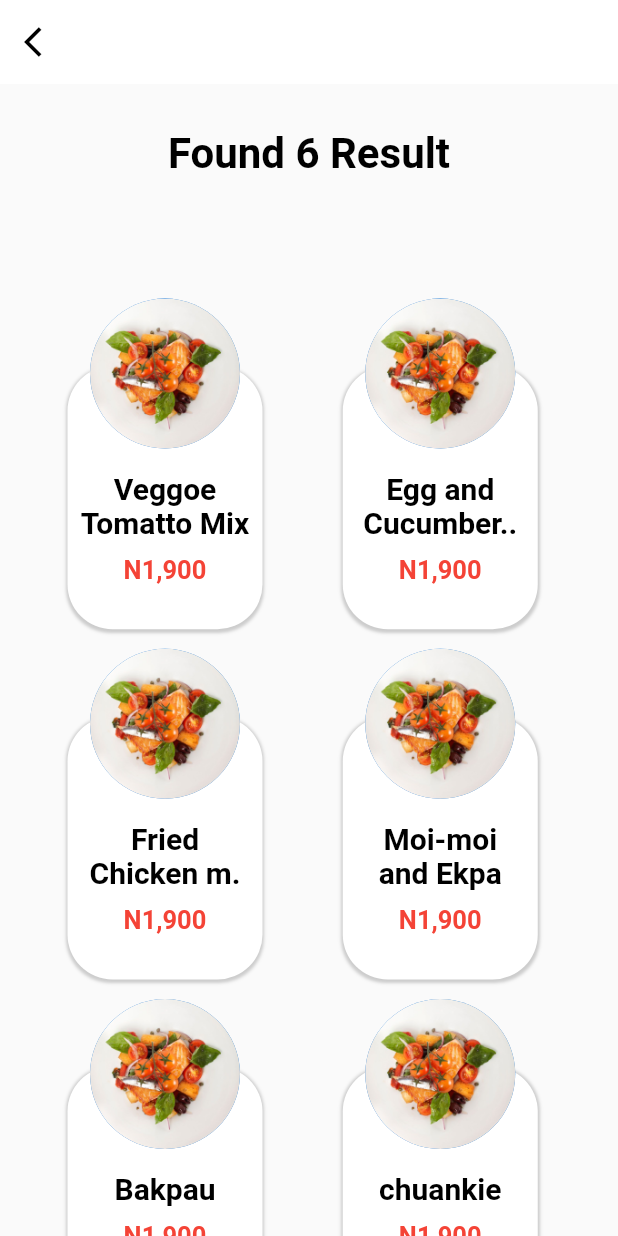
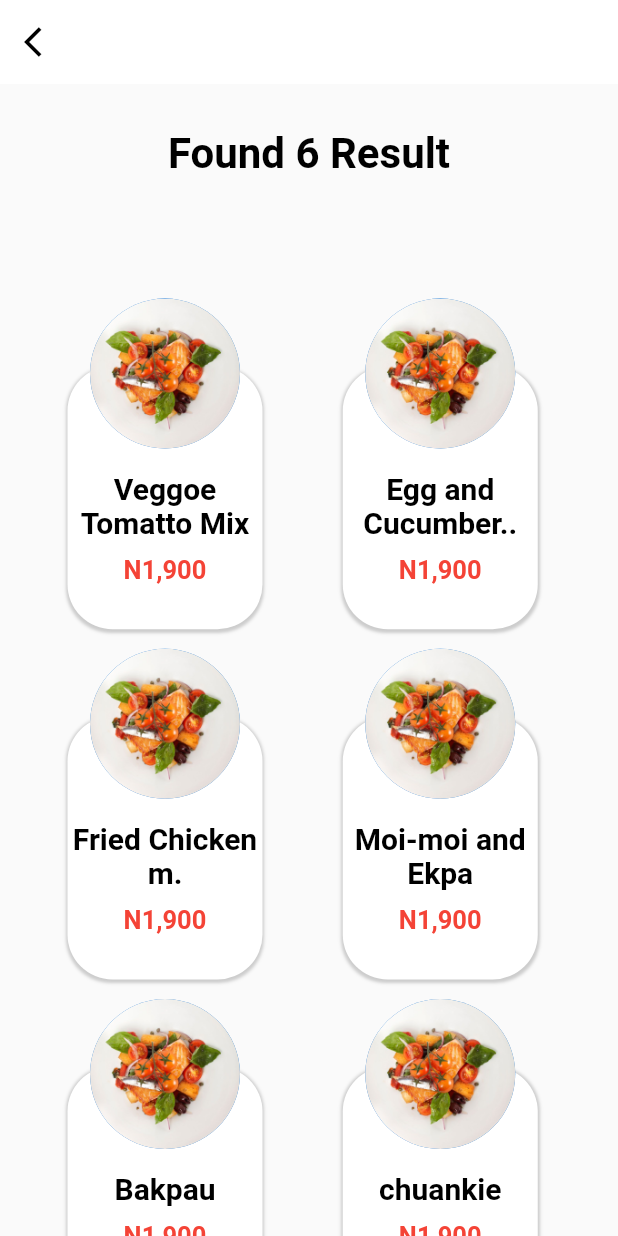
Before and after one commit to alghanykennedy/food_delivery, a Flutter app: the MenuFoodScreen screen opened directly, on a phone screen of 412 x 824 dp. Run offline on Flutter 3.47's test engine with Material 2 defaults, Android fonts, the phone set to English and light mode, and no system bars; our stand-ins replace bottom_navy_bar, flutter_slidable, flutter_svg; missing offline and left inert: shrink_sidemenu.

Commit message:
fix: Foodscreen

```diff
--- a/lib/screens/food/food_screen.dart
+++ b/lib/screens/food/food_screen.dart
@@ -1,8 +1,22 @@
 import 'package:flutter/material.dart';
 import 'package:food_delivery/widget/food_card_widget.dart';
 
-class MenuFoodScreen extends StatelessWidget {
+class MenuFoodScreen extends StatefulWidget {
   const MenuFoodScreen({Key? key}) : super(key: key);
+
+  @override
+  State<MenuFoodScreen> createState() => _MenuFoodScreenState();
+}
+
+class _MenuFoodScreenState extends State<MenuFoodScreen> {
+  final foodList = [
+    {'name': 'Veggoe Tomatto Mix', 'icon': 'assets/image/food1.png'},
+    {'name': 'Egg and Cucumber..', 'icon': 'assets/image/food1.png'},
+    {'name': 'Fried Chicken m.', 'icon': 'assets/image/food1.png'},
+    {'name': 'Moi-moi and Ekpa', 'icon': 'assets/image/food1.png'},
+    {'name': 'Bakpau', 'icon': 'assets/image/food1.png'},
+    {'name': 'chuankie', 'icon': 'assets/image/food1.png'},
+  ];
 
   @override
   Widget build(BuildContext context) {
@@ -21,6 +35,7 @@ class MenuFoodScreen extends StatelessWidget {
           child: TextFormField(
             decoration:
                 const InputDecoration(border: InputBorder.none, hintText: ""),
+            // focusNode: FocusNode().,
           ),
         ),
       ),
@@ -52,38 +67,43 @@ class MenuFoodScreen extends StatelessWidget {
                 crossAxisCount: 2,
                 mainAxisSpacing: 50,
                 children: [
-                  FoodCard(
-                    title: "Veggoe\nTomatto Mix",
-                    imageFood: 'assets/image/food1.png',
-                  ),
-                  FoodCard(
-                    title: "Egg and\nCucumber..",
-                    imageFood: 'assets/image/food1.png',
-                  ),
-                  FoodCard(
-                    title: "Fried\nChicken m.",
-                    imageFood: 'assets/image/food1.png',
-                  ),
-                  FoodCard(
-                    title: "Moi-moi\nand Ekpa",
-                    imageFood: 'assets/image/food1.png',
-                  ),
-                  FoodCard(
-                    title: "Bakpau",
-                    imageFood: 'assets/image/food1.png',
-                  ),
-                  FoodCard(
-                    title: "chuankie",
-                    imageFood: 'assets/image/food1.png',
-                  ),
-                  FoodCard(
-                    title: "Veggoe\nTomatto Mix",
-                    imageFood: 'assets/image/ic_food.png',
-                  ),
-                  FoodCard(
-                    title: "Egg and\nCucumber..",
-                    imageFood: 'assets/image/ic_food3.png',
-                  ),
+                  ...foodList.map((e) {
+                    return FoodCard(
+                        title: e['name'] as String,
+                        imageFood: e['icon'] as String);
+                  }),
+                  // FoodCard(
+                  //   title: "Veggoe Tomatto Mix",
+                  //   imageFood: 'assets/image/food1.png',
+                  // ),
+                  // FoodCard(
+                  //   title: "Egg and Cucumber..",
+                  //   imageFood: 'assets/image/food1.png',
+                  // ),
+                  // FoodCard(
+                  //   title: "Fried Chicken m.",
+                  //   imageFood: 'assets/image/food1.png',
+                  // ),
+                  // FoodCard(
+                  //   title: "Moi-moi and Ekpa",
+                  //   imageFood: 'assets/image/food1.png',
+                  // ),
+                  // FoodCard(
+                  //   title: "Bakpau",
+                  //   imageFood: 'assets/image/food1.png',
+                  // ),
+                  // FoodCard(
+                  //   title: "chuankie",
+                  //   imageFood: 'assets/image/food1.png',
+                  // ),
+                  // FoodCard(
+                  //   title: "Veggoe\nTomatto Mix",
+                  //   imageFood: 'assets/image/ic_food.png',
+                  // ),
+                  // FoodCard(
+                  //   title: "Egg and\nCucumber..",
+                  //   imageFood: 'assets/image/ic_food3.png',
+                  // ),
                 ],
               ),
             ),
```
